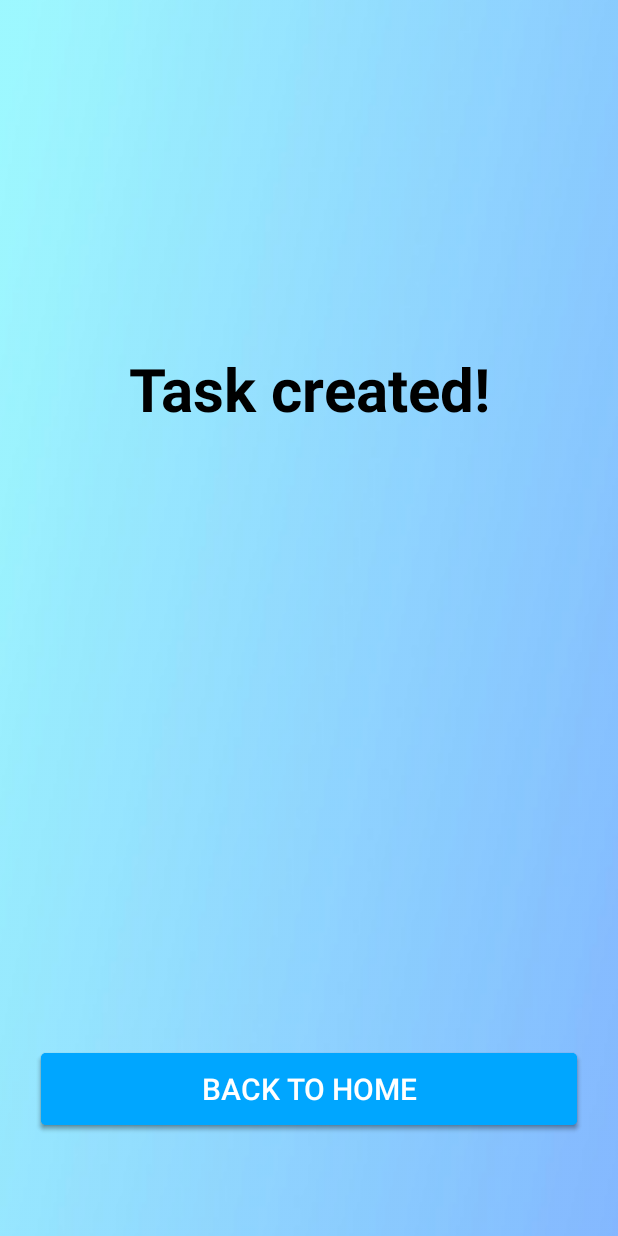
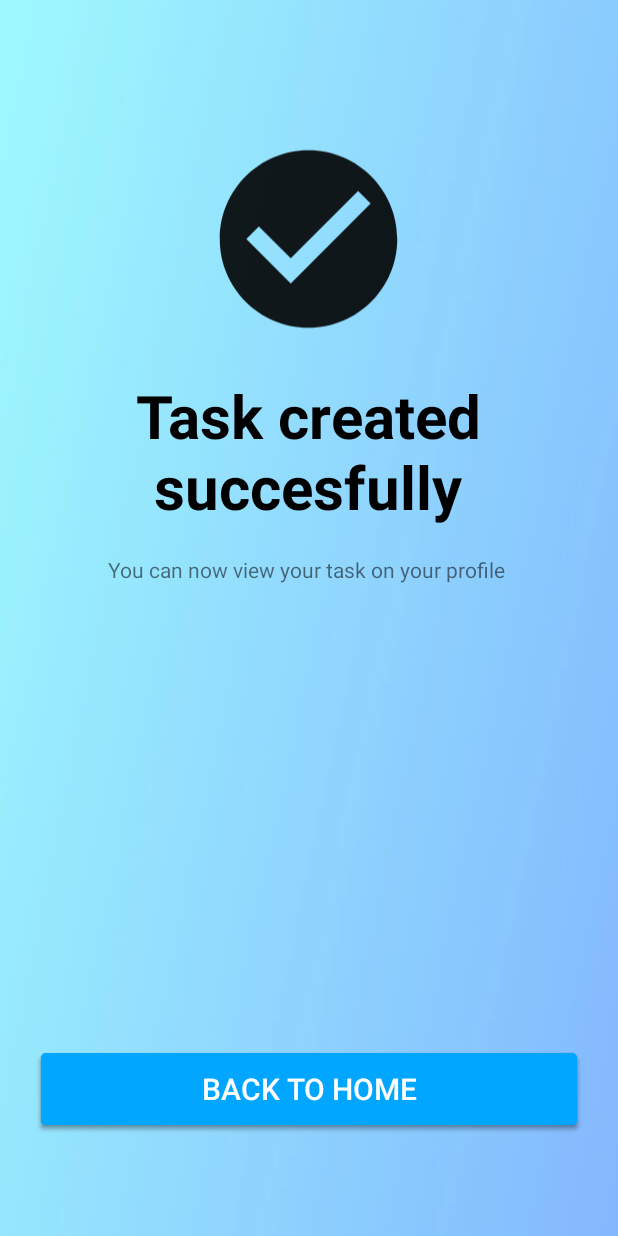
Before and after one commit to MeItsLars/TinyTasks, an Android app: the CreateTaskSuccessScreen screen opened directly, with no data from a screen before it, on a phone screen of 412 x 824 dp. Run offline under Robolectric (Android 15) with nearby library versions, the light colour scheme and no system bars; our stand-ins replace Firebase (no records; nobody signed in at launch, a user with empty details on screens opened directly); libraries missing offline, so code that uses them is left out: com.firebase.ui, com.twitter.sdk; Roboto replaces fonts that are not available here; 11 statements that could not run were skipped.

Commit message:
succesdingetje

```diff
--- a/app/src/main/res/layout/activity_createtask_success.xml
+++ b/app/src/main/res/layout/activity_createtask_success.xml
@@ -1,6 +1,7 @@
 <?xml version="1.0" encoding="utf-8"?>
 <androidx.constraintlayout.widget.ConstraintLayout xmlns:android="http://schemas.android.com/apk/res/android"
     xmlns:app="http://schemas.android.com/apk/res-auto"
+    xmlns:tools="http://schemas.android.com/tools"
     android:layout_width="match_parent"
     android:layout_height="match_parent"
     android:background="@drawable/background_test8">
@@ -8,23 +9,26 @@
 
     <TextView
         android:id="@+id/created_task_text"
-        android:layout_width="wrap_content"
-        android:layout_height="wrap_content"
+        android:layout_width="272dp"
+        android:layout_height="106dp"
 
         android:layout_marginLeft="20dp"
-        android:layout_marginTop="232dp"
+        android:layout_marginTop="248dp"
         android:layout_marginRight="20dp"
 
         android:fontFamily="@font/roboto"
-        android:text="@string/task_created"
+        android:gravity="center"
+        android:text="Task created succesfully"
         android:textColor="#000000"
         android:textSize="40sp"
+
         android:textStyle="bold"
-
         app:fontFamily="@font/roboto"
+        app:layout_constraintHorizontal_bias="0.494"
         app:layout_constraintLeft_toLeftOf="parent"
         app:layout_constraintRight_toRightOf="parent"
-        app:layout_constraintTop_toTopOf="parent" />
+        app:layout_constraintTop_toTopOf="parent"
+        tools:ignore="HardcodedText" />
 
     <Button
         android:id="@+id/back_to_home_button"
@@ -65,4 +69,39 @@
         app:layout_constraintBottom_toBottomOf="parent"
         app:layout_constraintLeft_toLeftOf="parent"
         app:layout_constraintRight_toRightOf="parent" />
+
+    <ImageView
+        android:id="@+id/imageView2"
+        android:layout_width="142dp"
+        android:layout_height="152dp"
+        android:layout_marginStart="8dp"
+        android:layout_marginLeft="8dp"
+        android:layout_marginTop="8dp"
+        android:layout_marginEnd="8dp"
+        android:layout_marginRight="8dp"
+        android:layout_marginBottom="8dp"
+        app:layout_constraintBottom_toBottomOf="parent"
+        app:layout_constraintEnd_toEndOf="parent"
+        app:layout_constraintHorizontal_bias="0.498"
+        app:layout_constraintStart_toStartOf="parent"
+        app:layout_constraintTop_toTopOf="parent"
+        app:layout_constraintVertical_bias="0.115"
+        app:srcCompat="@drawable/ic_check_circle_black_24dp"
+        tools:ignore="ContentDescription" />
+
+    <TextView
+        android:id="@+id/textView2"
+        android:layout_width="wrap_content"
+        android:layout_height="wrap_content"
+        android:layout_marginTop="8dp"
+        android:layout_marginEnd="8dp"
+        android:layout_marginRight="8dp"
+        android:text="You can now view your task on your profile"
+        app:layout_constraintBottom_toBottomOf="parent"
+        app:layout_constraintEnd_toEndOf="parent"
+        app:layout_constraintHorizontal_bias="0.518"
+        app:layout_constraintStart_toStartOf="parent"
+        app:layout_constraintTop_toBottomOf="@+id/created_task_text"
+        app:layout_constraintVertical_bias="0.018"
+        tools:ignore="HardcodedText" />
 </androidx.constraintlayout.widget.ConstraintLayout>
```
